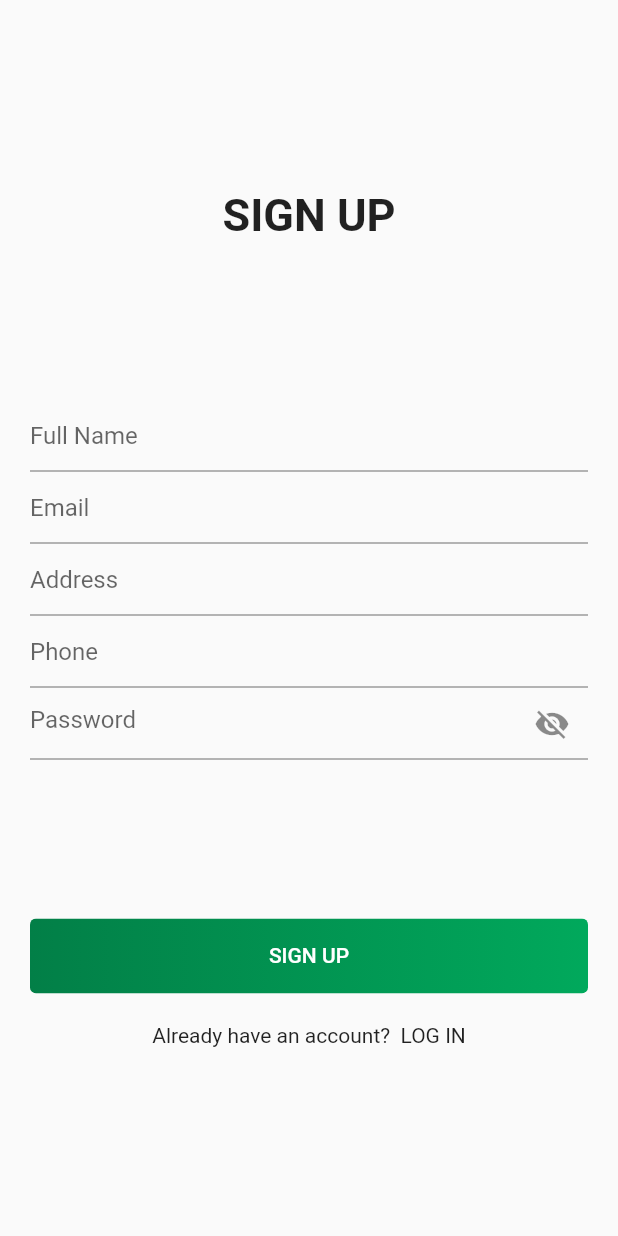
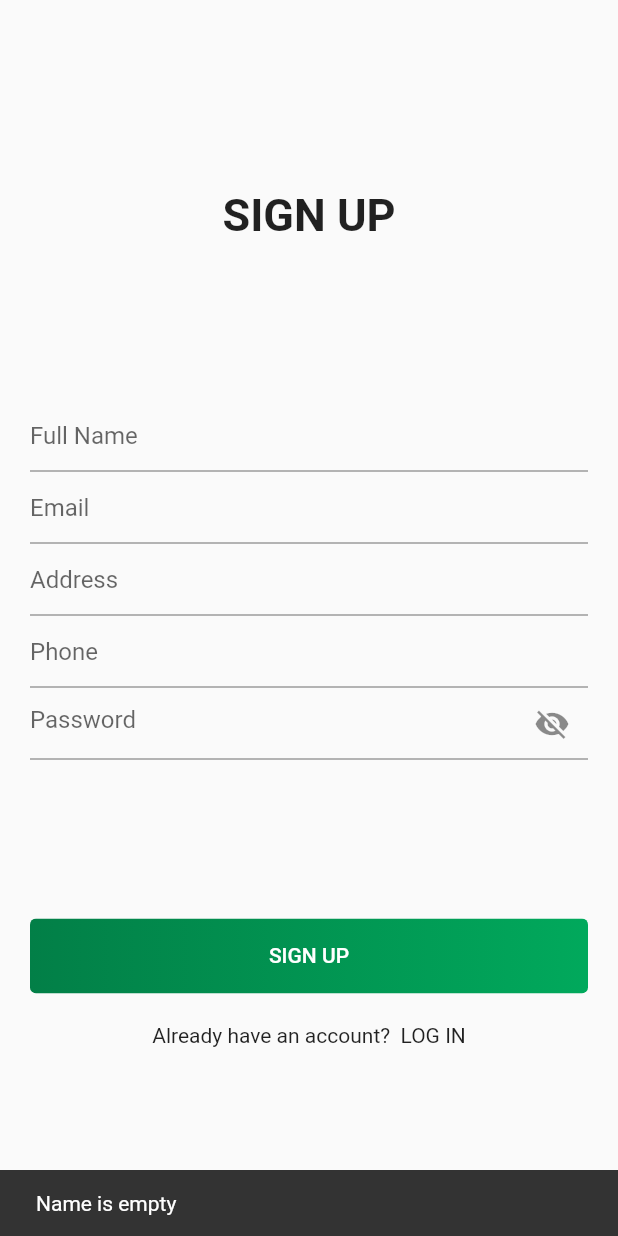
Before and after one commit to Nrngajurel/musical_instrument_flutter, a Flutter app: the screen it shows after launch, after a tap on "SIGN UP", on a phone screen of 412 x 824 dp. Run offline on Flutter 3.47's test engine with Material 2 defaults, Android fonts, the phone set to English and light mode, and no system bars.

Commit message:
signup validation added

```diff
--- a/lib/pages/signup/components/signup_auth-provider.dart
+++ b/lib/pages/signup/components/signup_auth-provider.dart
@@ -1,9 +1,12 @@
 import 'package:flutter/material.dart';
 
 class SignupAuthProvider with ChangeNotifier {
-  static Pattern pattern =
+  static Pattern emailPattern =
       r'^(([^<>()[\]\\.,;:\s@\"]+(\.[^<>()[\]\\.,;:\s@\"]+)*)|(\".+\"))@((\[[0-9]{1,3}\.[0-9]{1,3}\.[0-9]{1,3}\.[0-9]{1,3}\])|(([a-zA-Z\-0-9]+\.)+[a-zA-Z]{2,}))$';
-  RegExp regExp = RegExp(SignupAuthProvider.pattern.toString());
+  RegExp emailRegExp = RegExp(SignupAuthProvider.emailPattern.toString());
+
+  static Pattern numPattern = r'^(?:[+0]9)?[0-9]{10}$';
+  RegExp numRegExp = RegExp(SignupAuthProvider.numPattern.toString());
 
   void signupValidation(
       {required TextEditingController? fullName,
@@ -26,13 +29,43 @@ class SignupAuthProvider with ChangeNotifier {
         ),
       );
       return;
-    } else if (!regExp.hasMatch(email.text.toString())) {
+    } else if (!emailRegExp.hasMatch(email.text.toString())) {
       ScaffoldMessenger.of(context).showSnackBar(
         const SnackBar(
           content: Text("Invalid email address"),
         ),
       );
       return;
-    }else if()
+    } else if (password!.text.trim().isEmpty) {
+      ScaffoldMessenger.of(context).showSnackBar(
+        const SnackBar(
+          content: Text("Password is empty!!"),
+        ),
+      );
+    } else if (password.text.length < 8) {
+      ScaffoldMessenger.of(context).showSnackBar(
+        const SnackBar(
+          content: Text("Password must be more than or equal to 8 characters"),
+        ),
+      );
+    } else if (address!.text.trim().isEmpty) {
+      ScaffoldMessenger.of(context).showSnackBar(
+        const SnackBar(
+          content: Text("Address bar is empty"),
+        ),
+      );
+    } else if (number!.text.trim().isEmpty) {
+      ScaffoldMessenger.of(context).showSnackBar(
+        const SnackBar(
+          content: Text("Number is empty!!"),
+        ),
+      );
+    } else if (!numRegExp.hasMatch(number.text.toString())) {
+      ScaffoldMessenger.of(context).showSnackBar(
+        const SnackBar(
+          content: Text("Invalid number"),
+        ),
+      );
+    }
   }
 }
```
